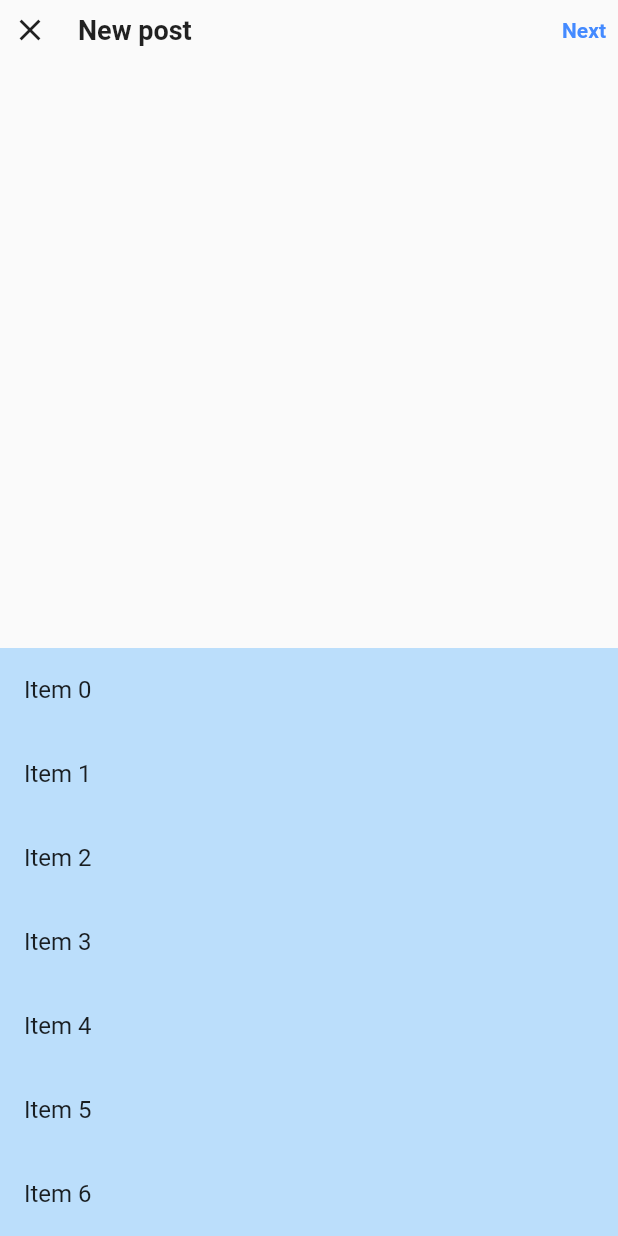
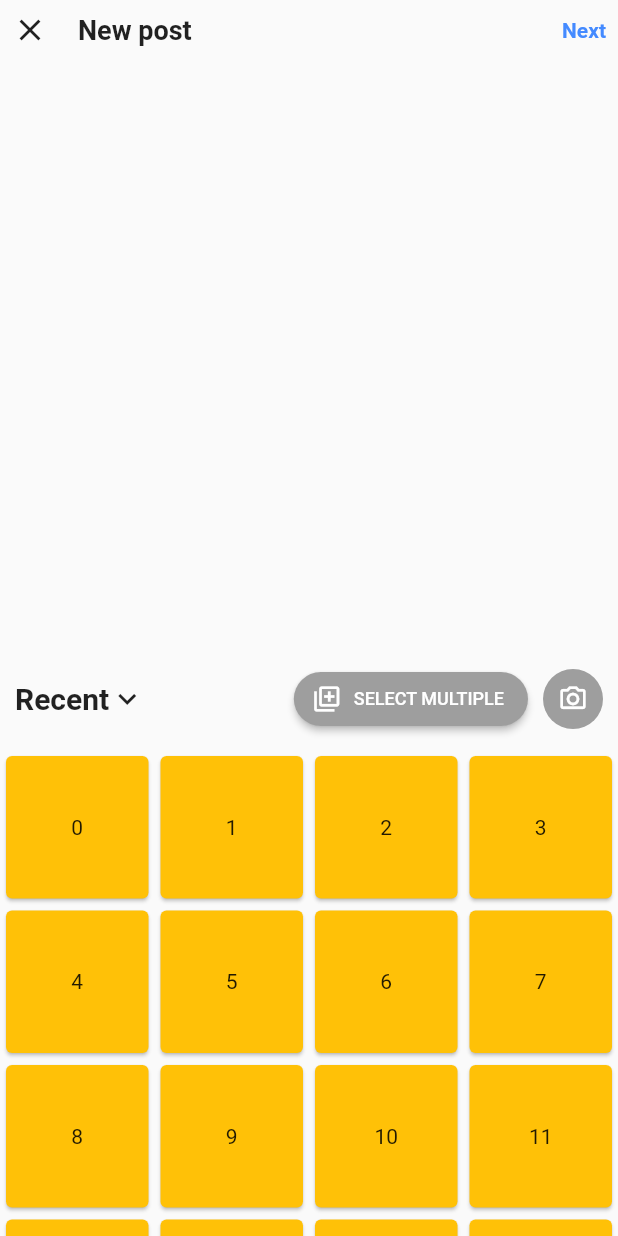
Before and after one commit to NazmiaMouri/Instagram-clone-flutter, a Flutter app: the UploadMedia screen opened by its route, on a phone screen of 412 x 824 dp. Run offline on Flutter 3.47's test engine with Material 2 defaults, Android fonts, the phone set to English and light mode, and no system bars; our stand-ins replace google_fonts, gradient_borders, image_picker, video_player.

Commit message:
upload media page draggable bottom sheet added partially

```diff
--- a/lib/screens/home/uploadMedia/media_upload.dart
+++ b/lib/screens/home/uploadMedia/media_upload.dart
@@ -1,5 +1,7 @@
+import 'dart:io';
 import 'package:flutter/material.dart';
 import 'package:instagram_clone_flutter/screens/home/uploadMedia/widgets/media_upload_appbar.dart';
+import 'package:image_picker/image_picker.dart';
 
 class UploadMedia extends StatefulWidget {
   const UploadMedia({super.key});
@@ -10,26 +12,127 @@ class UploadMedia extends StatefulWidget {
 }
 
 class _UploadMediaState extends State<UploadMedia> {
+  File? imageFile;
+
   @override
   Widget build(BuildContext context) {
     return Scaffold(
       appBar: MediaUploadAppbar(),
-      body: SizedBox.expand(
-        child: DraggableScrollableSheet(
-          builder: (BuildContext context, ScrollController scrollController) {
-            return Container(
-              color: Colors.blue[100],
-              child: ListView.builder(
-                controller: scrollController,
-                itemCount: 25,
-                itemBuilder: (BuildContext context, int index) {
-                  return ListTile(title: Text('Item $index'));
-                },
+      body: Container(
+
+        height: 200,
+        color: Colors.red,
+        child: Card(
+          color: Colors.amber,
+          child: Center(child: Text('index')),
+        ),
+      ),
+      bottomSheet: DraggableScrollableSheet(
+        initialChildSize: 0.5, // Initial size of the sheet
+        minChildSize: 0.5, // Minimum size the sheet can be dragged to
+        maxChildSize: 0.9,
+        builder: (BuildContext context, ScrollController scrollController) {
+          return ListView(
+            controller: scrollController,
+            children: [
+              Container(
+                padding: EdgeInsets.all(10),
+                child: Row(
+                  mainAxisAlignment: MainAxisAlignment.spaceBetween,
+                  mainAxisSize: MainAxisSize.max,
+                  children: [
+                    InkWell(
+                      child: Row(children: [
+                        Text(
+                          'Recent',
+                          style: TextStyle(fontSize: 20, fontWeight: FontWeight.bold),
+                        ),
+                        Icon(
+                          Icons.expand_more_outlined,
+                        ),
+                      ]),
+                    ),
+                    Row(
+                      mainAxisAlignment: MainAxisAlignment.end,
+                      children: [
+                        ElevatedButton.icon(
+                            style: ElevatedButton.styleFrom(
+                                backgroundColor: Colors.grey,
+                                shape: RoundedRectangleBorder(borderRadius: BorderRadius.circular(20))),
+                            onPressed: () {},
+                            icon: Icon(
+                              Icons.library_add_outlined,
+                              size: 20,
+                            ),
+                            label: Text(
+                              'SELECT MULTIPLE',
+                              style: TextStyle(color: Colors.white, fontSize: 12),
+                            )),
+                        SizedBox(
+                          width: 10,
+                        ),
+                        InkWell(
+                          onTap: null,
+                          child: Container(
+                            height: 40,
+                            width: 40,
+                            decoration: BoxDecoration(shape: BoxShape.circle, color: Colors.grey),
+                            child: Icon(
+                              Icons.photo_camera_outlined,
+                              color: Colors.white,
+                              size: 20,
+                            ),
+                          ),
+                        )
+                      ],
+                    )
+                  ],
+                ),
               ),
-            );
-          },
-        ),
+              GridView.builder(
+                  physics: ScrollPhysics(),
+                  shrinkWrap: true,
+                  gridDelegate: const SliverGridDelegateWithFixedCrossAxisCount(
+                    crossAxisCount: 4,
+                  ),
+                  itemCount: 300,
+                  itemBuilder: (BuildContext context, int index) {
+                    return Card(
+                      color: Colors.amber,
+                      child: Center(child: Text('$index')),
+                    );
+                  })
+            ],
+          );
+        },
       ),
     );
   }
+
+  /// Get from gallery
+  // _getFromGallery() async {
+  //   List<XFile> pickedFile = await ImagePicker().pickMultiImage(
+  //     maxWidth: 1800,
+  //     maxHeight: 1800,
+  //   );
+  //   if (pickedFile != null) {
+  //     setState(() {
+  //       imageFile = File(pickedFile.path);
+  //     });
+  //   }
+  // }
+
+  // /// Get from Camera
+  // _getFromCamera() async {
+  //   PickedFile pickedFile = await ImagePicker().getImage(
+  //     source: ImageSource.camera,
+  //     maxWidth: 1800,
+  //     maxHeight: 1800,
+  //   );
+  //   if (pickedFile != null) {
+  //     setState(() {
+  //       imageFile = File(pickedFile.path);
+  //     });
+  //   }
+  // }
 }
--- a/pubspec.yaml
+++ b/pubspec.yaml
@@ -41,6 +41,7 @@ dependencies:
   flutter_staggered_grid_view: ^0.7.0
   loading_more_list: ^5.0.3
   permission_handler: ^10.4.3
+  image_picker: ^1.0.2
 
 dev_dependencies:
   flutter_test:
```
Also changed, not shown: pubspec.lock, 7 other files.
